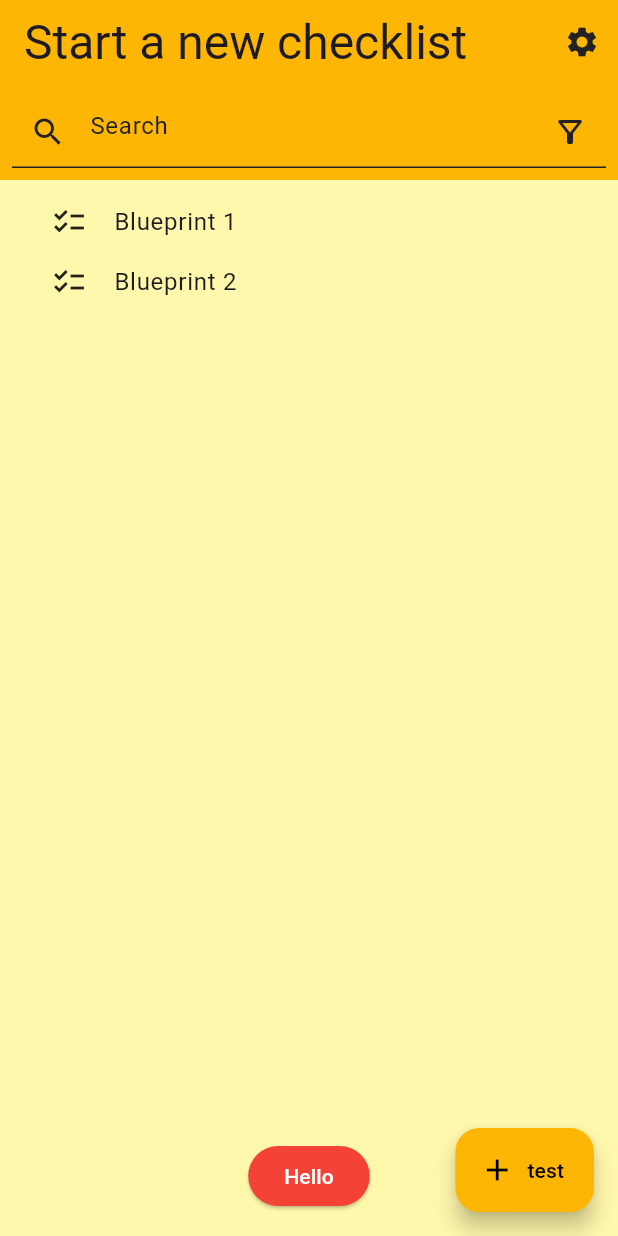
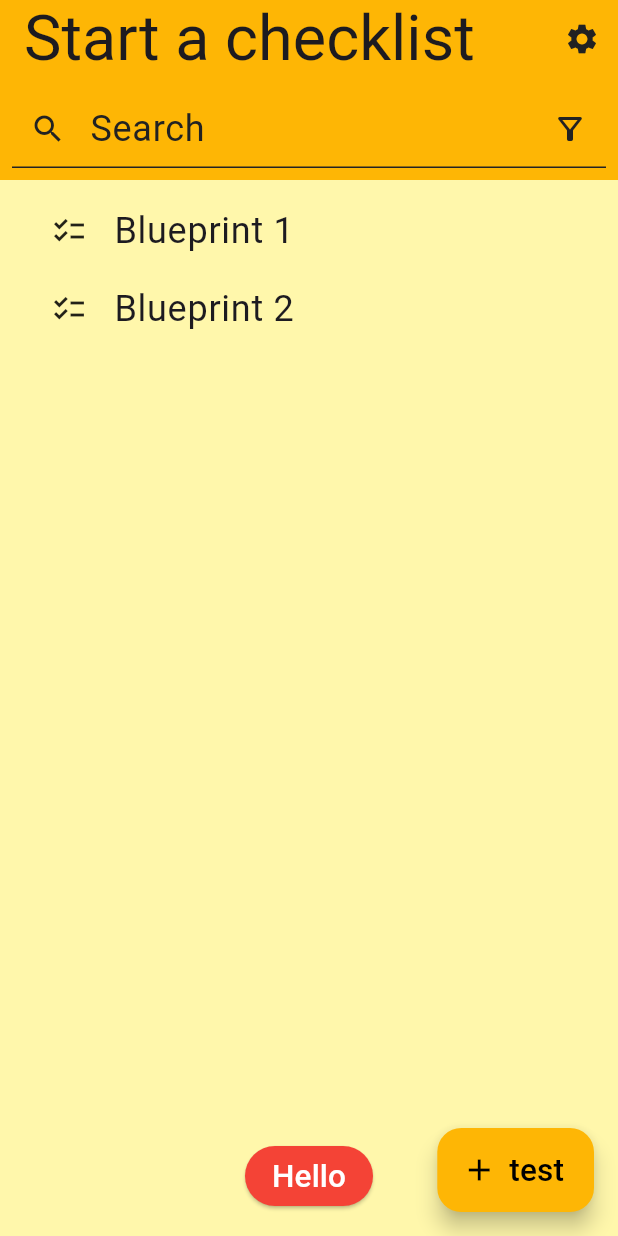
Before and after one commit to michalporeba/ticks, a Flutter app: the screen it shows after launch, on a phone screen of 412 x 824 dp. Run offline on Flutter 3.47's test engine with Material 3 defaults, Android fonts, the phone set to English and light mode, and no system bars; our stand-ins replace bloc, equatable, flutter_bloc, google_fonts; Roboto replaces fonts that are missing (Heebo).

Commit message:
scaling text in theme

```diff
--- a/lib/app/app_theme.dart
+++ b/lib/app/app_theme.dart
@@ -2,7 +2,7 @@ import 'package:flutter/material.dart';
 import 'package:google_fonts/google_fonts.dart';
 
 class AppTheme {
-  static ThemeData get sjac {
+  static ThemeData sjac(BuildContext context) {
     return ThemeData(
       useMaterial3: true,
       colorScheme: const ColorScheme(
@@ -19,7 +19,9 @@ class AppTheme {
           onSecondary: Color(0xffffffff),
 
       ),
-      textTheme: GoogleFonts.heeboTextTheme(),
+      textTheme: GoogleFonts.heeboTextTheme(
+        Theme.of(context).textTheme.apply(fontSizeFactor: 1.5),
+      ),
     );
   }
 }
--- a/lib/features/select_blueprint/select_blueprint_vlew.dart
+++ b/lib/features/select_blueprint/select_blueprint_vlew.dart
@@ -17,8 +17,8 @@ class StartAChecklistView extends StatelessWidget {
           appBar: AppBar(
             backgroundColor: Theme.of(context).primaryColor,
             title: Text(
-              'Start a new checklist',
-              style: textTheme.headlineLarge,
+              'Start a checklist',
+              style: textTheme.headlineMedium,
             ),
             actions: [IconButton(
               onPressed:(){},
--- a/lib/main.dart
+++ b/lib/main.dart
@@ -66,7 +66,7 @@ class TicksApp extends StatelessWidget {
   Widget build(BuildContext context) {
     return MaterialApp(
       title: 'Checklists',
-      theme: AppTheme.sjac,
+      theme: AppTheme.sjac(context),
       initialRoute: StartAChecklistView.id,
       routes: {
         StartAChecklistView.id: (context) => const StartAChecklistView(),
```
